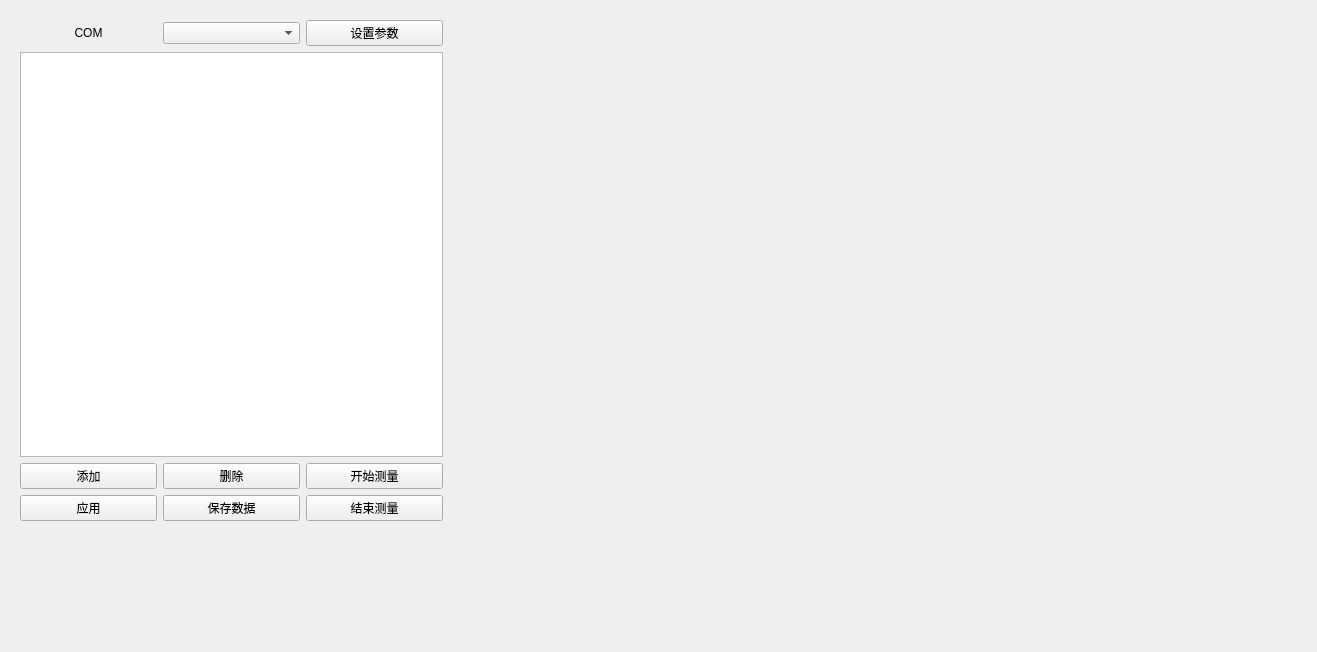
Qt form TZD.ui (AaronGe88/TZD) before a commit.
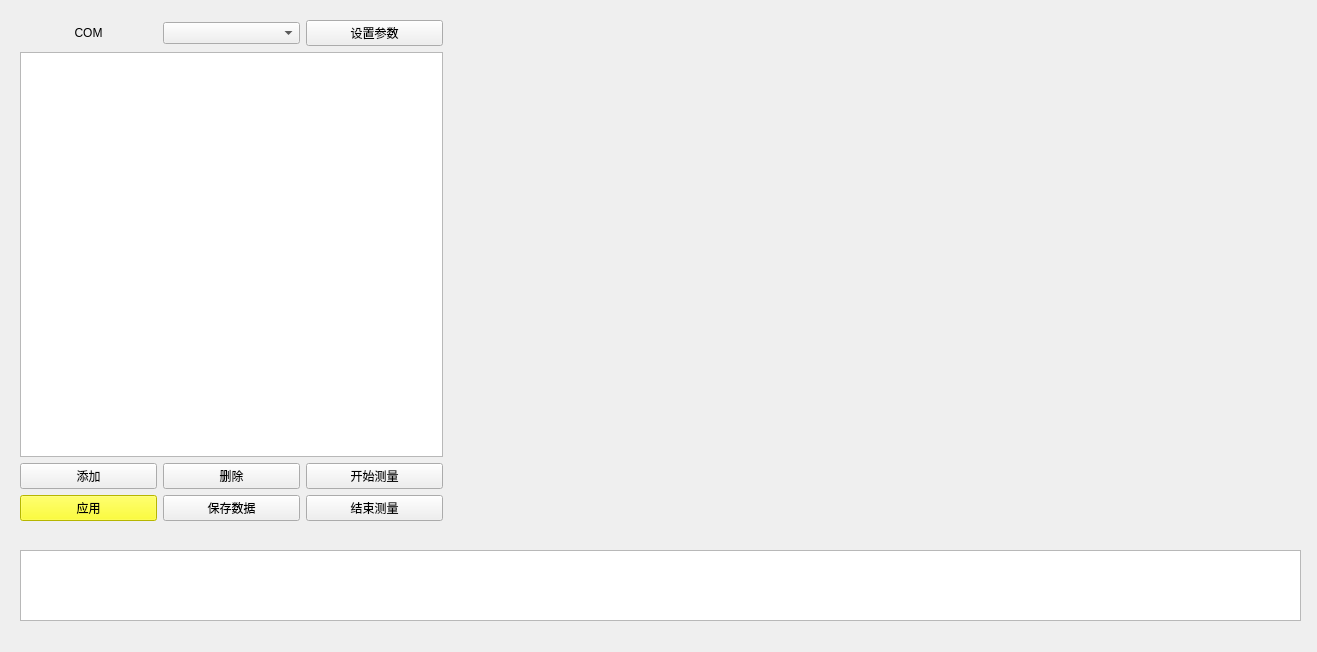
The same form after that commit. Custom widgets are drawn as their Qt base class.

```diff
--- a/TZD.ui
+++ b/TZD.ui
@@ -93,6 +93,12 @@
       </item>
       <item row="1" column="0">
        <widget class="QPushButton" name="btn_apply_force">
+        <property name="statusTip">
+         <string>开始前先点击应用</string>
+        </property>
+        <property name="styleSheet">
+         <string notr="true">background-color: rgb(255, 255, 0);</string>
+        </property>
         <property name="text">
          <string>应用</string>
         </property>
@@ -139,6 +145,16 @@
     </item>
    </layout>
   </widget>
+  <widget class="QTextBrowser" name="textBrowser_info">
+   <property name="geometry">
+    <rect>
+     <x>20</x>
+     <y>550</y>
+     <width>1281</width>
+     <height>71</height>
+    </rect>
+   </property>
+  </widget>
  </widget>
  <customwidgets>
   <customwidget>
```
Left out of the diff: 8 changed lines with no effect on the pictures.
